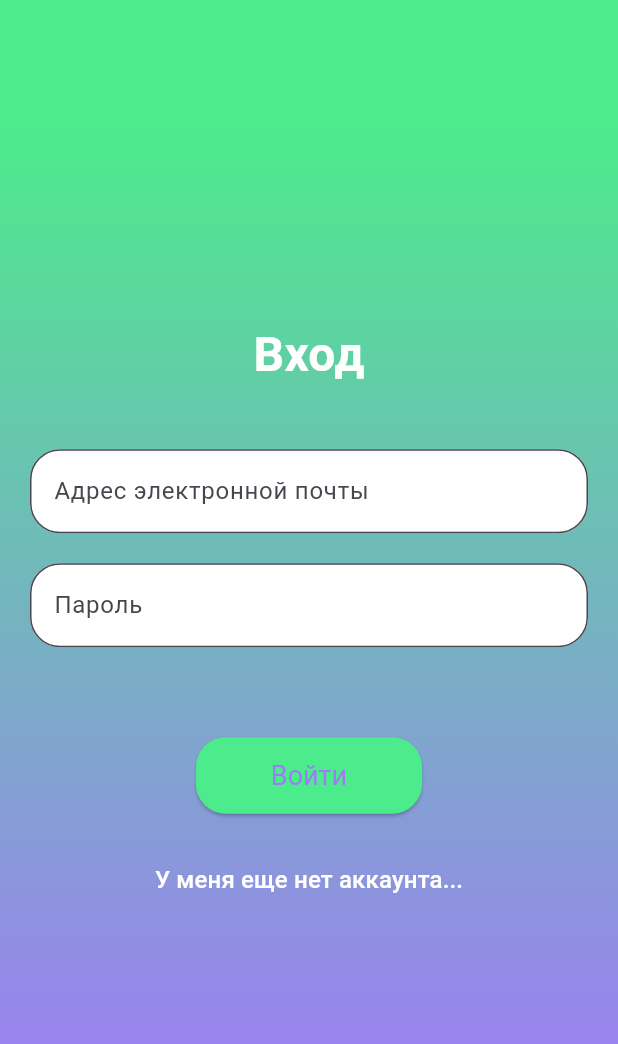
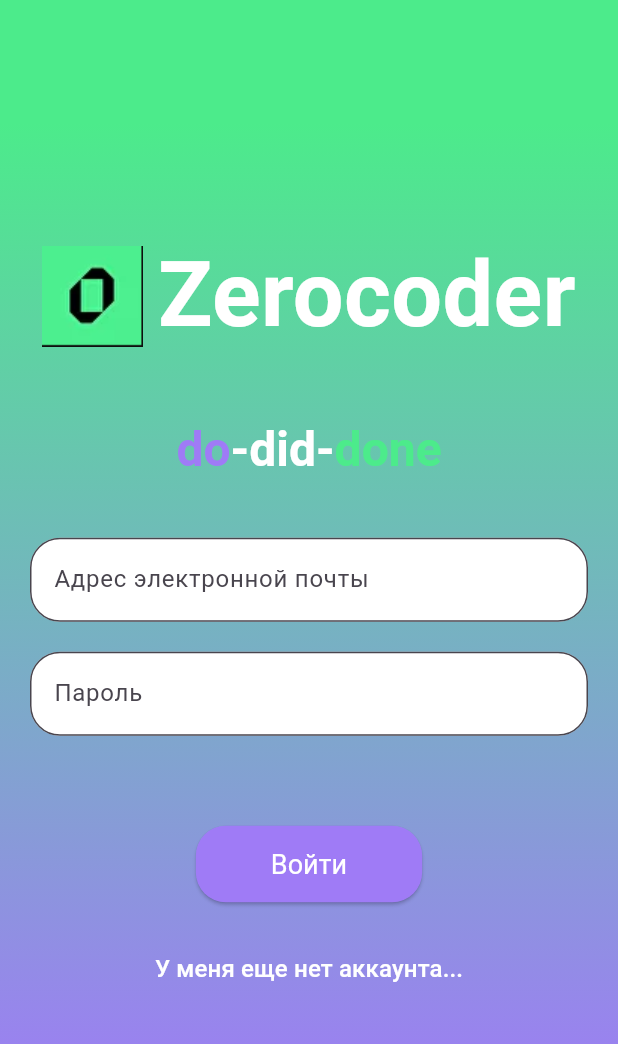
Before and after one commit to healthlight/ZC, a Flutter app: the screen it shows after launch, on a phone screen of 412 x 824 dp. Shown: the top 1044 px of the screen. Run offline on Flutter 3.47's test engine with Material 3 defaults, Android fonts, the phone set to English and light mode, and no system bars.

Commit message:
login_page logo

```diff
--- a/zc_dodiddone/zc_dodiddone/lib/Pages/login_page.dart
+++ b/zc_dodiddone/zc_dodiddone/lib/Pages/login_page.dart
@@ -52,12 +52,48 @@ class _LoginPageState extends State<LoginPage> {
             child: Column(
               mainAxisAlignment: MainAxisAlignment.center,
               children: [
-                Text(
-                  _isLogin ? 'Вход' : 'Регистрация',
-                  style: const TextStyle(
-                    fontSize: 32,
-                    fontWeight: FontWeight.bold,
-                    color: Colors.white,
+                Row(
+                  mainAxisAlignment: MainAxisAlignment.center,
+                  children: [
+                    Image.asset('assets/zero_coder.png'),
+                      const SizedBox(width: 10),
+                      // White text Zerocoder
+                      Text(
+                        'Zerocoder',
+                        style: const TextStyle(
+                          fontSize: 60,
+                          fontWeight: FontWeight.bold,
+                          color: Colors.white,
+                        ),
+                      ),
+                  ],
+                ),
+                const SizedBox(height: 40),
+                // Название приложения с RichText
+                RichText(
+                  text: TextSpan(
+                    style: const TextStyle(
+                      fontSize: 32,
+                      fontWeight: FontWeight.bold,
+                    ),
+                    children: [
+                      TextSpan(
+                        text: 'do',
+                        style: TextStyle(
+                          color: DoDidDoneTheme.lightTheme.colorScheme.primary,
+                        ),
+                      ),
+                      TextSpan(
+                        text: '-did-',
+                        style: const TextStyle(color: Colors.white),
+                      ),
+                      TextSpan(
+                        text: 'done',
+                        style: TextStyle(
+                          color: DoDidDoneTheme.lightTheme.colorScheme.secondary,
+                        ),
+                      ),
+                    ],
                   ),
                 ),
                 const SizedBox(height: 40),
@@ -134,8 +170,9 @@ class _LoginPageState extends State<LoginPage> {
                     Navigator.pushReplacement(context, MaterialPageRoute(builder: (context) => const MainPage()));
                   },
                   style: ElevatedButton.styleFrom(
+                    foregroundColor: Colors.white,
                     backgroundColor:
-                    _isLogin ? DoDidDoneTheme.lightTheme.colorScheme.secondary :  DoDidDoneTheme.lightTheme.colorScheme.primary,
+                    _isLogin ? DoDidDoneTheme.lightTheme.colorScheme.primary :  DoDidDoneTheme.lightTheme.colorScheme.secondary,
                     padding: const EdgeInsets.symmetric(horizontal: 50, vertical: 15),
                     textStyle: const TextStyle(fontSize: 18),
                     shape: RoundedRectangleBorder(
```
Also changed, not shown: zc_dodiddone/zc_dodiddone/assets/zero_coder.png (added), 1 other file.
